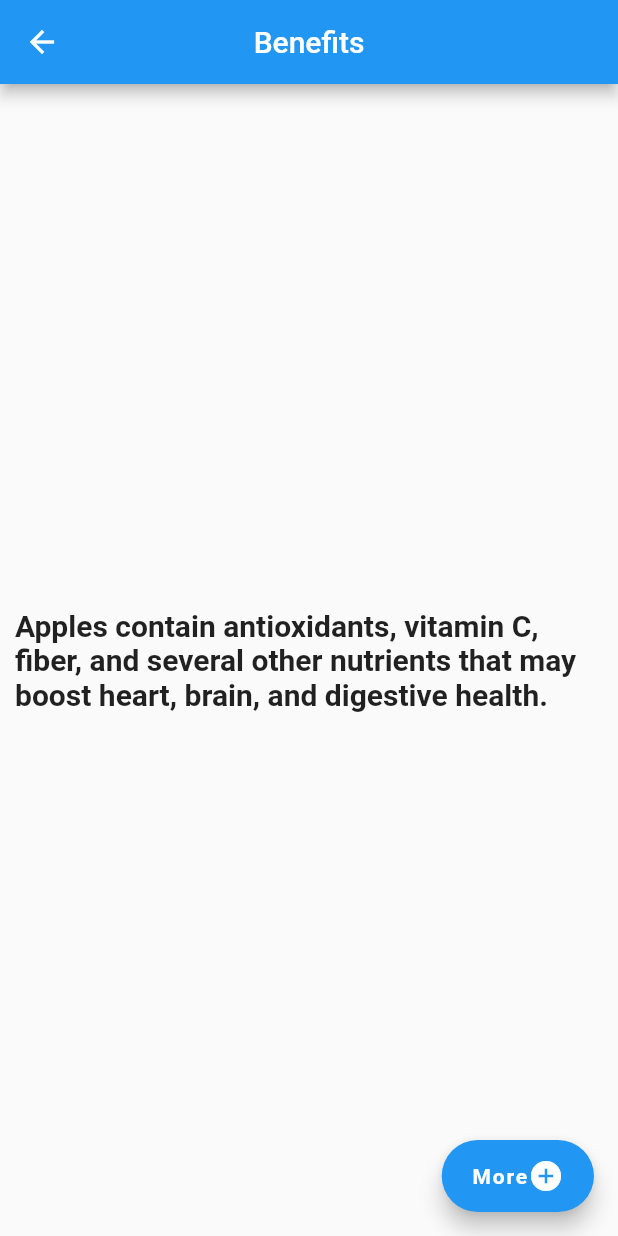
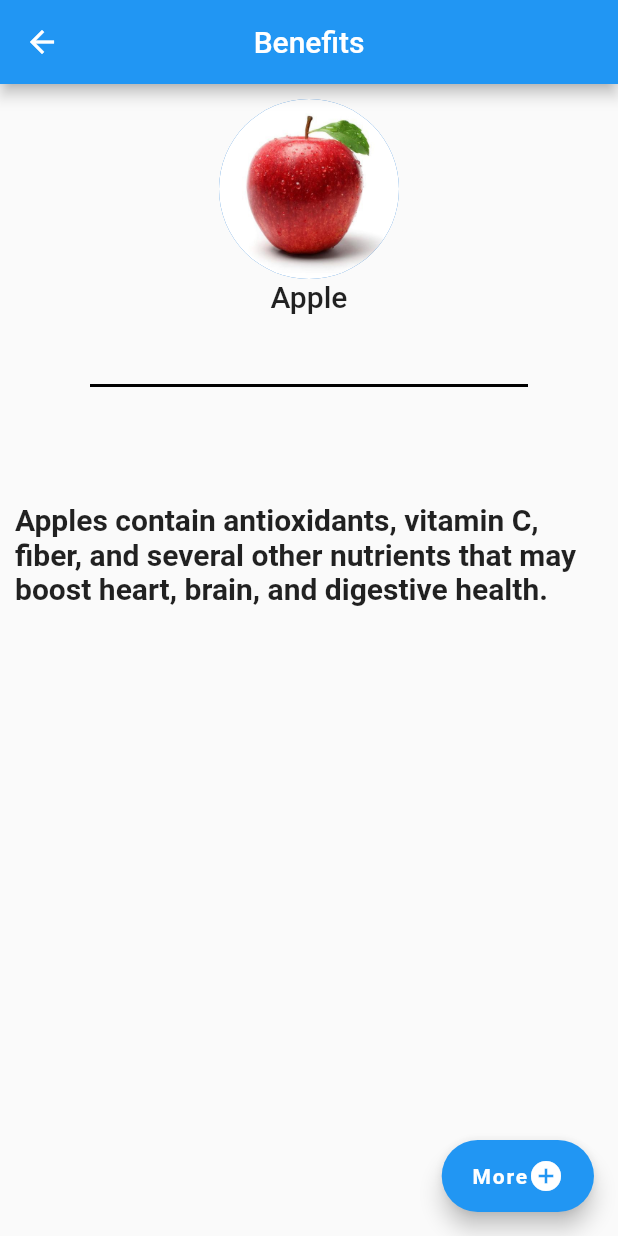
Before and after one commit to debajyatibanerjee0002/Foods_Benefit_App, a Flutter app: the screen it shows after launch, after a tap on "Know more", on a phone screen of 412 x 824 dp. Run offline on Flutter 3.47's test engine with Material 2 defaults, Android fonts, the phone set to English and light mode, and no system bars; missing offline and left inert: flutter_webview_plugin.

Commit message:
update 1.0

```diff
--- a/lib/foods_benefits.dart
+++ b/lib/foods_benefits.dart
@@ -18,12 +18,36 @@ class Benefits extends StatelessWidget {
       ),
       body: Padding(
         padding: const EdgeInsets.all(10.0),
-        child: Center(
-          // now print the value of 'benefit'
-          child: Text(
-            '${mylist.benefit}',
-            style: TextStyle(fontSize: 20.0, fontWeight: FontWeight.bold),
-          ),
+        child: Column(
+          children: <Widget>[
+            CircleAvatar(
+              backgroundImage: AssetImage('assets/${mylist.pic}'),
+              maxRadius: 60.0,
+            ),
+            Text(
+              mylist.name,
+              style: TextStyle(fontSize: 20.0, fontWeight: FontWeight.w500),
+            ),
+            SizedBox(
+              height: 40.0,
+            ),
+            Divider(
+              color: Colors.black,
+              thickness: 2.0,
+              endIndent: 50.0,
+              indent: 50.0,
+            ),
+            SizedBox(
+              height: 70.0,
+            ),
+            Center(
+              // now print the value of 'benefit'
+              child: Text(
+                '${mylist.benefit}',
+                style: TextStyle(fontSize: 20.0, fontWeight: FontWeight.bold),
+              ),
+            ),
+          ],
         ),
       ),
 
```
